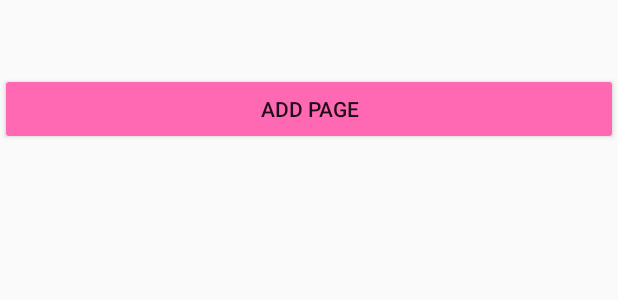
After one commit to miguelag16/bunnyWorld, an Android app: the layout activity_book.xml on its own in the app's theme, with its tools: preview values and no code run, on a phone screen of 412 x 824 dp. The commit adds this screen. Shown: the top 300 px of the screen. Run offline under Robolectric (Android 15) with nearby library versions, the phone set to English and light mode, and no system bars; network calls fail.

```diff
--- a/app/src/main/java/edu/stanford/cs108/bunnyworld/Book.java
+++ b/app/src/main/java/edu/stanford/cs108/bunnyworld/Book.java
@@ -14,7 +14,7 @@ import java.util.ArrayList;
 
 public class Book {
 
-    private static int numBooks = 0;
+    private static int numBooks = 1;
     private Page currentPage;//this is the only page that needs to be drawn, can easily switch to any page in the list
     public ArrayList<Page> allPages; //shapes need to be able to access other shapes on different pages
     private boolean isEditorMode;
@@ -98,7 +98,7 @@ public class Book {
         this.allPages = new ArrayList<Page>();
         this.possessions = new Possessions(this);
 
-        if(name.isEmpty()) this.bookName = "book" + Integer.toString(numBooks);
+        if(name.isEmpty()) this.bookName = "Book" + Integer.toString(numBooks);
         else this.bookName = name;
         //if database is empty create new empty page else load it from database
         //will also be different depending on whether it is in editor or game mode
--- /dev/null
+++ b/app/src/main/res/layout/activity_book.xml
@@ -0,0 +1,23 @@
+<?xml version="1.0" encoding="utf-8"?>
+<LinearLayout xmlns:android="http://schemas.android.com/apk/res/android"
+    android:orientation="vertical"
+    android:layout_width="match_parent"
+    android:layout_height="match_parent">
+
+    <TextView
+        android:id="@+id/bookName"
+        android:layout_width="wrap_content"
+        android:layout_height="wrap_content"
+        android:textSize="40sp"
+        android:fontFamily="cursive"
+        android:textColor="@color/colorPrimaryDark"
+        android:layout_gravity="center_horizontal" />
+
+    <Button
+        android:layout_width="match_parent"
+        android:layout_height="wrap_content"
+        android:backgroundTint="@color/hotPink"
+        android:text="ADD PAGE"
+        android:onClick="addPage"/>
+
+</LinearLayout>
```
Also changed, not shown: app/src/main/java/edu/stanford/cs108/bunnyworld/BookActivity.java (+3 -8 lines), app/src/main/res/layout/edit_main.xml (deleted, +0 -20 lines).
